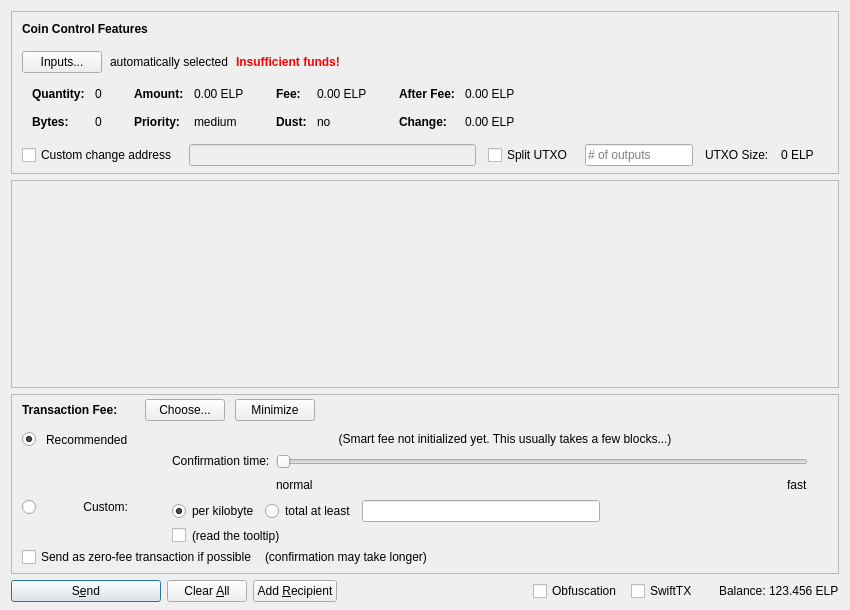
Before: the Qt Designer form src/qt/forms/sendcoinsdialog.ui in webworker01/Ellerium, drawn with Qt 5.
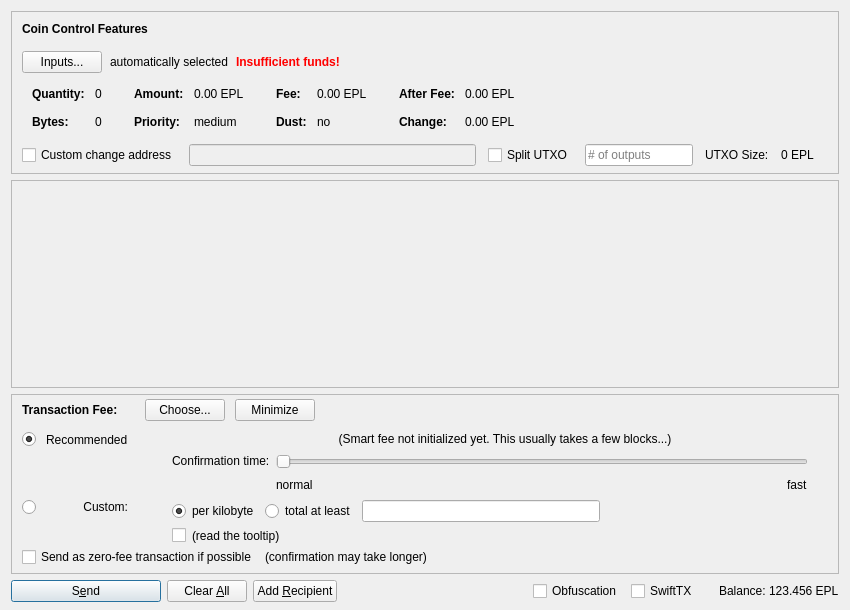
After: the same form once the commit is applied. Icons and pictures are not drawn. Custom widgets are drawn as their Qt base class.

```diff
--- a/src/qt/forms/sendcoinsdialog.ui
+++ b/src/qt/forms/sendcoinsdialog.ui
@@ -324,7 +324,7 @@
                   <enum>Qt::ActionsContextMenu</enum>
                  </property>
                  <property name="text">
-                  <string notr="true">0.00 ELP</string>
+                  <string notr="true">0.00 EPL</string>
                  </property>
                  <property name="textInteractionFlags">
                   <set>Qt::LinksAccessibleByMouse|Qt::TextSelectableByKeyboard|Qt::TextSelectableByMouse</set>
@@ -404,7 +404,7 @@
                   <enum>Qt::ActionsContextMenu</enum>
                  </property>
                  <property name="text">
-                  <string notr="true">0.00 ELP</string>
+                  <string notr="true">0.00 EPL</string>
                  </property>
                  <property name="textInteractionFlags">
                   <set>Qt::LinksAccessibleByMouse|Qt::TextSelectableByKeyboard|Qt::TextSelectableByMouse</set>
@@ -484,7 +484,7 @@
                   <enum>Qt::ActionsContextMenu</enum>
                  </property>
                  <property name="text">
-                  <string notr="true">0.00 ELP</string>
+                  <string notr="true">0.00 EPL</string>
                  </property>
                  <property name="textInteractionFlags">
                   <set>Qt::LinksAccessibleByMouse|Qt::TextSelectableByKeyboard|Qt::TextSelectableByMouse</set>
@@ -513,7 +513,7 @@
                   <enum>Qt::ActionsContextMenu</enum>
                  </property>
                  <property name="text">
-                  <string notr="true">0.00 ELP</string>
+                  <string notr="true">0.00 EPL</string>
                  </property>
                  <property name="textInteractionFlags">
                   <set>Qt::LinksAccessibleByMouse|Qt::TextSelectableByKeyboard|Qt::TextSelectableByMouse</set>
@@ -594,7 +594,7 @@
           <item>
            <widget class="QLabel" name="labelBlockSize">
             <property name="text">
-             <string>0 ELP</string>
+             <string>0 EPL</string>
             </property>
            </widget>
           </item>
@@ -1435,7 +1435,7 @@
           <cursorShape>IBeamCursor</cursorShape>
          </property>
          <property name="text">
-          <string notr="true">123.456 ELP</string>
+          <string notr="true">123.456 EPL</string>
          </property>
          <property name="textInteractionFlags">
           <set>Qt::LinksAccessibleByMouse|Qt::TextSelectableByKeyboard|Qt::TextSelectableByMouse</set>
```
Left out of the diff: 4 changed lines with no effect on the pictures.
